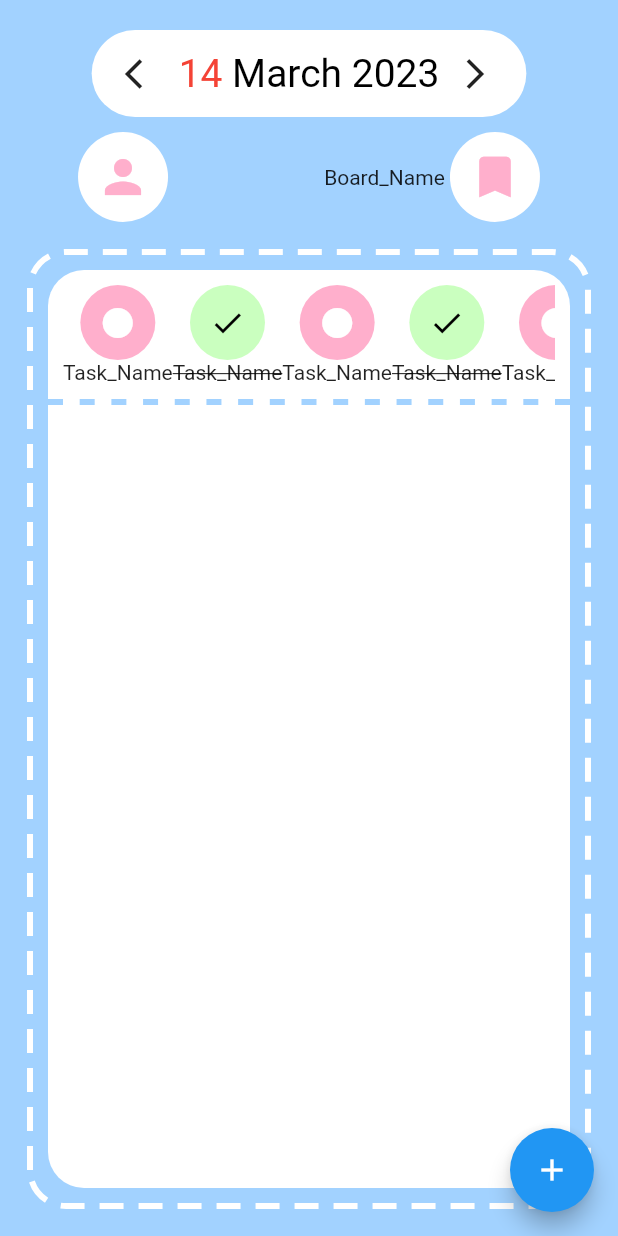
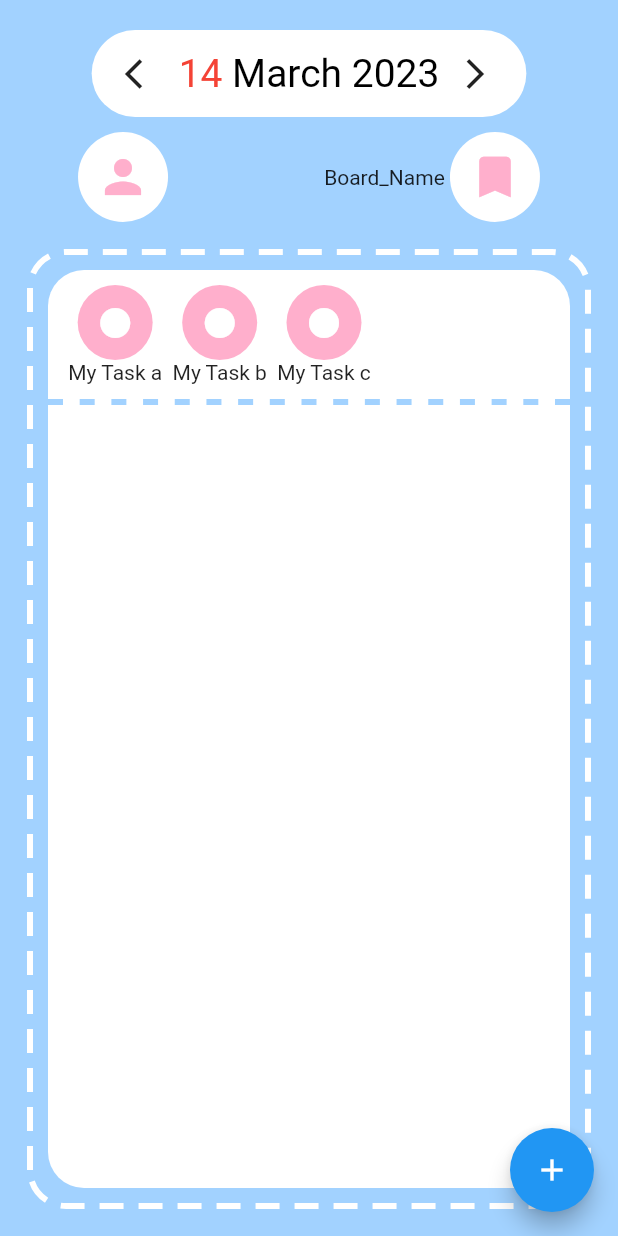
Before and after one commit to Bug-Too/CollabTasks, a Flutter app: the screen it shows after launch, on a phone screen of 412 x 824 dp. Run offline on Flutter 3.47's test engine with Material 2 defaults, Android fonts, the phone set to English and light mode, and no system bars; drawn by our look-alikes of dotted_border.

Commit message:
add task box and move to end feature

```diff
--- /dev/null
+++ b/lib/task_check_box.dart
@@ -0,0 +1,69 @@
+import 'package:flutter/material.dart';
+import 'style.dart';
+
+class TaskCheckBox extends StatefulWidget {
+  final bool isDone;
+  final taskName;
+  final callback;
+
+  const TaskCheckBox({super.key, required this.isDone, required this.callback, required this.taskName});
+
+  @override
+  State<StatefulWidget> createState() => _TaskCheckBoxState();
+}
+
+class _TaskCheckBoxState extends State<TaskCheckBox> {
+  bool _value = false;
+
+  @override
+  void initState() {
+    super.initState();
+    _value = widget.isDone;
+  }
+
+  @override
+  Widget build(BuildContext context) {
+    return Column(children: [
+      InkWell(
+        onTap: () {
+          setState(() {
+            _value = !_value;
+          });
+          widget.callback(widget, _value);
+        },
+        onLongPress: () {
+          //TODO: Show popup here
+          setState(() {
+            _value = !_value;
+          });
+        },
+        child: Container(
+          width: 50,
+          height: 50,
+          decoration: BoxDecoration(
+            color: _value ? successColor : secondaryColor,
+            borderRadius: BorderRadius.circular(50),
+          ),
+          child: Icon(
+            _value ? Icons.done : Icons.circle,
+            color: _value ? Colors.black : Colors.white,
+          ),
+        ),
+      ),
+      InkWell(
+        onTap: () {
+          setState(() {
+            _value = !_value;
+          });
+          widget.callback(widget, _value);
+        },
+        child: _value
+            ? Text(
+                widget.taskName,
+                style: TextStyle(decoration: TextDecoration.lineThrough),
+              )
+            : Text(widget.taskName),
+      )
+    ]);
+  }
+}
--- a/lib/todo_page.dart
+++ b/lib/todo_page.dart
@@ -1,6 +1,7 @@
+import 'package:collabtask/task_check_box.dart';
 import 'package:flutter/material.dart';
 import 'package:dotted_border/dotted_border.dart';
-
+import 'style.dart';
 class TodoPage extends StatefulWidget {
   const TodoPage({super.key});
 
@@ -15,7 +16,7 @@ class CircleIconButton extends StatelessWidget {
   final Color iconColor;
   final VoidCallback onPressed;
 
-  CircleIconButton({
+  const CircleIconButton({super.key,
     required this.iconData,
     required this.size,
     required this.color,
@@ -32,7 +33,7 @@ class CircleIconButton extends StatelessWidget {
         onPressed: onPressed,
         style: TextButton.styleFrom(
           backgroundColor: color,
-          shape: CircleBorder(),
+          shape: const CircleBorder(),
         ),
         child: Icon(
           iconData,
@@ -79,11 +80,27 @@ class MySeparator extends StatelessWidget {
 
 class _TodoPageState extends State<TodoPage> {
   var date = DateTime.now();
-  final primaryColor =  const Color.fromARGB(255, 162, 210, 255);
-  final secondaryColor = const Color.fromARGB(255, 255, 175, 204);
-  final successColor = const Color.fromARGB(255,202,255,191);
+  List<TaskCheckBox> taskList =[];
 
-
+  @override
+  void initState() {
+    super.initState();
+    taskList.add(TaskCheckBox(key: Key('0'), callback: _onChangedTask, isDone: false, taskName: ' My Task a ',));
+    taskList.add(TaskCheckBox(key: Key('1'), callback: _onChangedTask, isDone: false, taskName: ' My Task b ',));
+    taskList.add(TaskCheckBox(key: Key('2'), callback: _onChangedTask, isDone: false, taskName: ' My Task c ',));
+  }
+  void _onChangedTask(TaskCheckBox changed, bool isDone){
+    setState(() {
+      taskList.removeWhere((e) => e.key == changed.key);
+      TaskCheckBox newStateTask = TaskCheckBox(key: changed.key, callback: _onChangedTask, isDone: isDone, taskName: changed.taskName,);
+      if (isDone){
+        taskList.add(newStateTask);
+      }else{
+        taskList.insert(0, newStateTask);
+      }
+      taskList = [...taskList];
+    });
+  }
   Future<DateTime?> _selectDate(BuildContext context) async {
     DateTime? selectedDate = date;
 
@@ -220,28 +237,14 @@ class _TodoPageState extends State<TodoPage> {
       );
     }
 
-    Widget taskIcon(bool isDone) {
-      var widgetIsDone = isDone;
-      return Column(children: [
-        Container(
-          width: 50,
-          height: 50,
-          decoration: BoxDecoration(
-            color: widgetIsDone?successColor: secondaryColor ,
-            borderRadius: BorderRadius.circular(50),
-          ),
-          child:  Icon(widgetIsDone? Icons.done: Icons.circle, color: widgetIsDone? Colors.black: Colors.white, ),
-        ),
-        widgetIsDone ? Text('Task_Name' , style: TextStyle(decoration: TextDecoration.lineThrough),) : Text('Task_Name')
-      ]);
-    }
+
 
     Widget generalTaskList() {
       return (Container(
         height: 50,
         child: ListView(
           scrollDirection: Axis.horizontal,
-          children: List.generate(10, (index) => taskIcon(index%2==0?false:true)),
+          children: taskList,
         ),
       ));
     }
```
